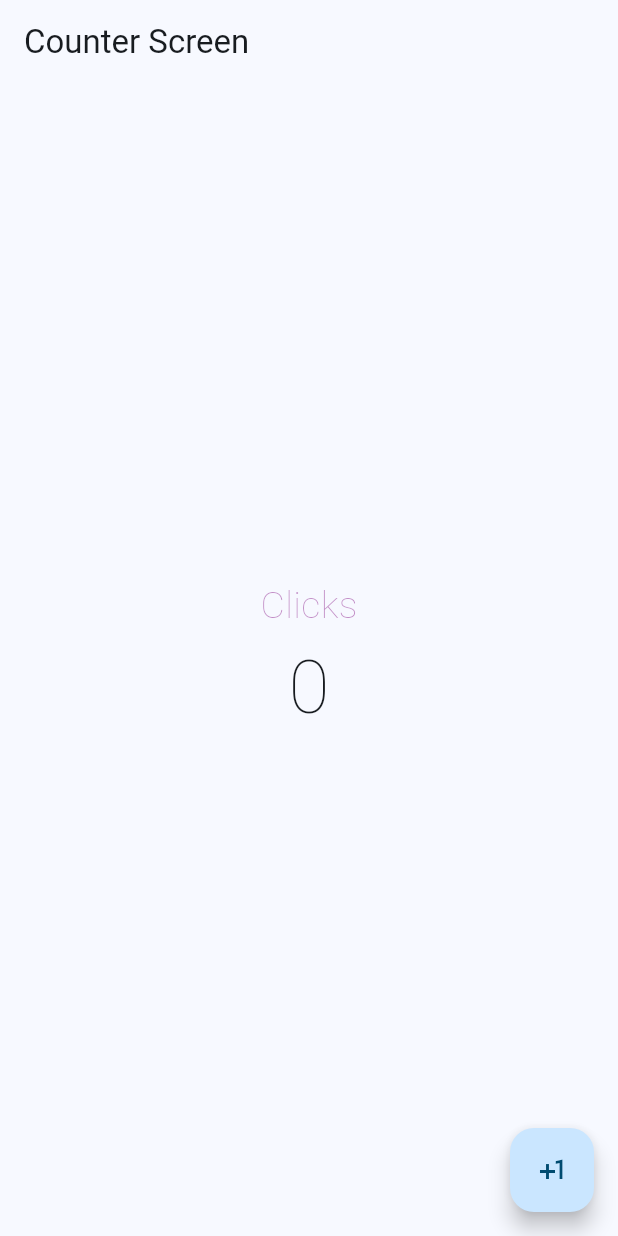
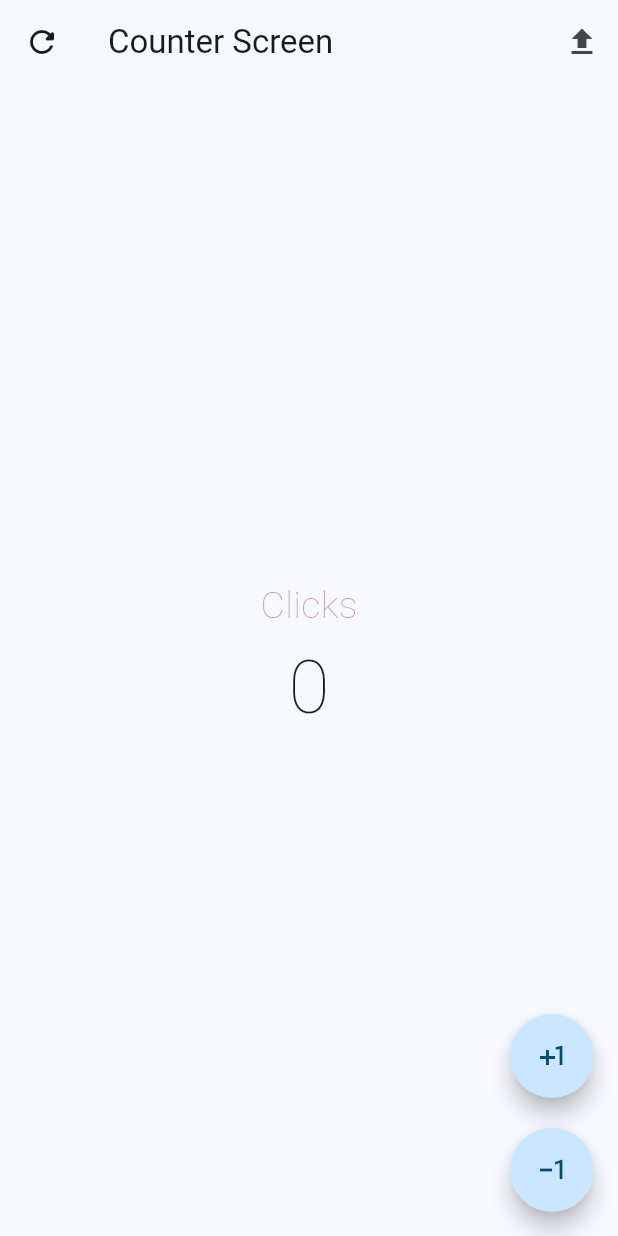
Before and after one commit to anguiano/mobile_boilerplate, a Flutter app: the screen it shows after launch, on a phone screen of 412 x 824 dp. Run offline on Flutter 3.47's test engine with Material 2 defaults, Android fonts, the phone set to English and light mode, and no system bars.

Commit message:
feat: added more buttons

```diff
--- a/lib/modules/counter/screens/counter_screen.dart
+++ b/lib/modules/counter/screens/counter_screen.dart
@@ -41,25 +41,65 @@ class _CounterScreenState extends State<CounterScreen> {
       ],
     );
 
-    void onActionButton() {
+    void onPlusOneButton() {
       setState(() {
         counter++;
       });
     }
 
-    const iconButton = Icon(Icons.plus_one);
-    var actionButton = FloatingActionButton(
-      onPressed: onActionButton,
-      child: iconButton,
+    void onMinusOneButton() {
+      setState(() {
+        counter--;
+      });
+    }
+
+    const plusIconButton = Icon(Icons.plus_one);
+    const minusIconButton = Icon(Icons.exposure_minus_1);
+
+    var plusOneButton = FloatingActionButton(
+      shape: const StadiumBorder(),
+      onPressed: onPlusOneButton,
+      child: plusIconButton,
+    );
+    var minusOneButton = FloatingActionButton(
+      shape: const StadiumBorder(),
+      onPressed: onMinusOneButton,
+      child: minusIconButton,
     );
 
-    var appBar = AppBar(title: title);
+    var appBar = AppBar(
+      title: title,
+      leading: IconButton(
+        icon: const Icon(Icons.refresh_rounded),
+        onPressed: () {
+          setState(() {
+            counter = 0;
+          });
+        },
+      ),
+      actions: [
+        IconButton(
+        icon: const Icon(Icons.upload_sharp),
+        onPressed: () {
+          setState(() {
+            counter = 100;
+          });
+        },
+      )],
+    );
     var body = Center(child: column);
 
     var counterScreen = Scaffold(
       appBar: appBar,
       body: body,
-      floatingActionButton: actionButton,
+      floatingActionButton: Column(
+        mainAxisAlignment: MainAxisAlignment.end,
+        children: [
+          plusOneButton,
+          const SizedBox(height: 20),
+          minusOneButton,
+        ],
+      ),
     );
 
     return counterScreen;
```
